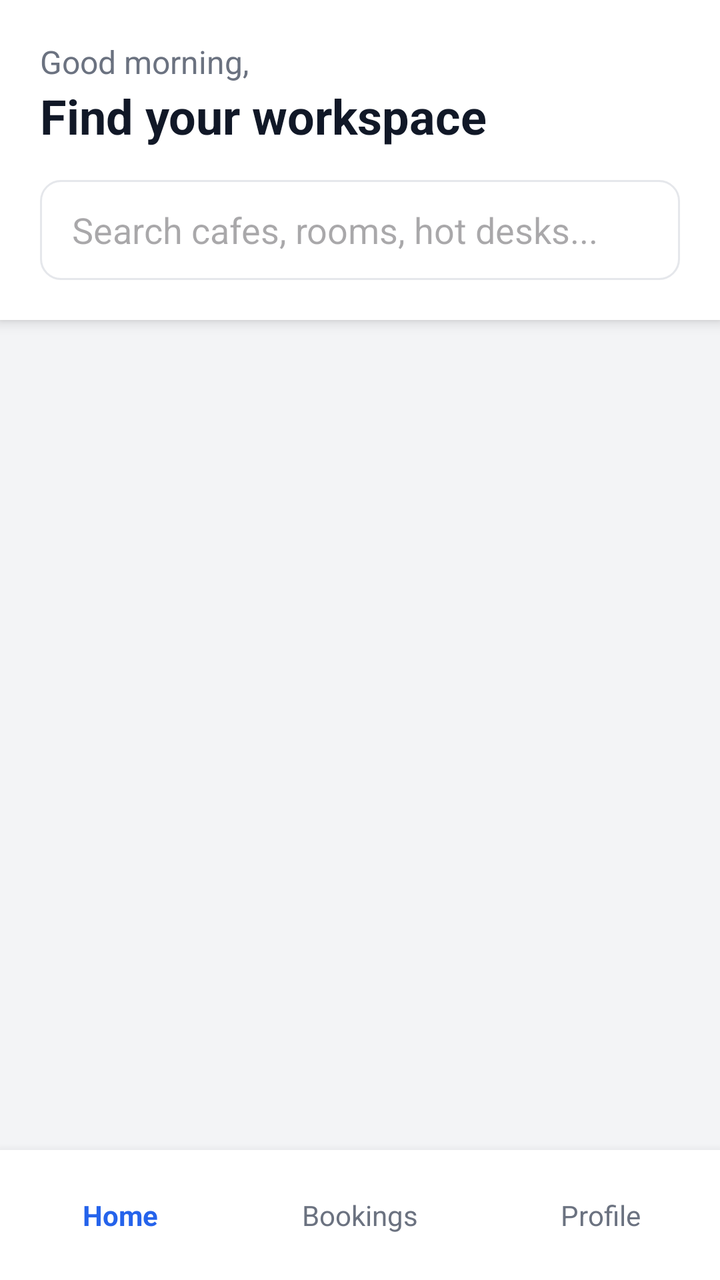
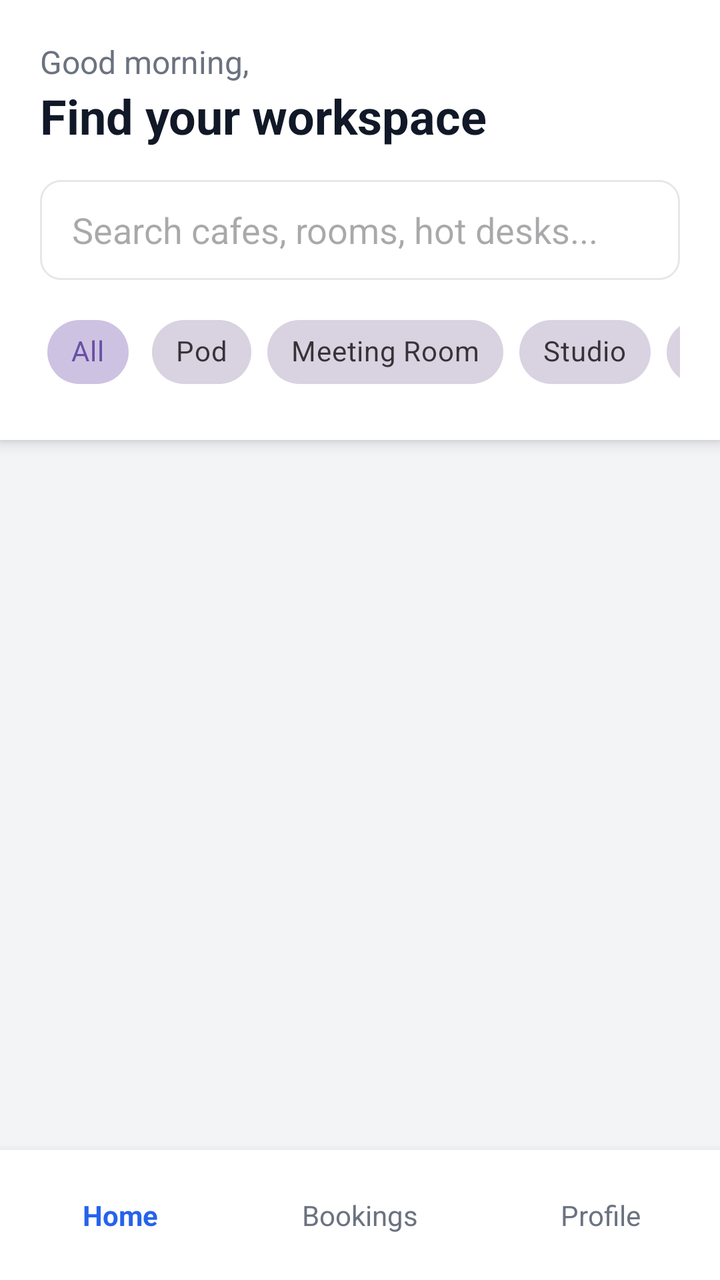

Compare the two renders of this Android layout. The source of the first and the diff that turns it into the second are given below.
<!-- AndroidManifest.xml: application theme Theme.WorkSpaceMobile -->
<!-- res/layout/activity_dashboard.xml -->
<?xml version="1.0" encoding="utf-8"?>
<RelativeLayout xmlns:android="http://schemas.android.com/apk/res/android"
    android:layout_width="match_parent"
    android:layout_height="match_parent"
    android:background="#F3F4F6">

    <LinearLayout
        android:id="@+id/headerLayout"
        android:layout_width="match_parent"
        android:layout_height="wrap_content"
        android:orientation="vertical"
        android:padding="20dp"
        android:background="#FFFFFF"
        android:elevation="4dp">

        <TextView
            android:id="@+id/tvGreeting"
            android:layout_width="wrap_content"
            android:layout_height="wrap_content"
            android:text="Good morning,"
            android:textSize="16sp"
            android:textColor="#6B7280" />

        <TextView
            android:layout_width="wrap_content"
            android:layout_height="wrap_content"
            android:text="Find your workspace"
            android:textSize="24sp"
            android:textStyle="bold"
            android:textColor="#111827"
            android:layout_marginBottom="16dp"/>

        <EditText
            android:id="@+id/etSearch"
            android:layout_width="match_parent"
            android:layout_height="50dp"
            android:background="@drawable/edit_text_bg"
            android:hint="Search cafes, rooms, hot desks..."
            android:paddingStart="16dp"
            android:paddingEnd="16dp"
            android:inputType="text" />
    </LinearLayout>

    <androidx.recyclerview.widget.RecyclerView
        android:id="@+id/rvSpaces"
        android:layout_width="match_parent"
        android:layout_height="match_parent"
        android:layout_below="@id/headerLayout"
        android:layout_above="@id/bottomNav"
        android:padding="8dp"
        android:clipToPadding="false"/>

    <LinearLayout
        android:id="@+id/bottomNav"
        android:layout_width="match_parent"
        android:layout_height="65dp"
        android:layout_alignParentBottom="true"
        android:background="#FFFFFF"
        android:elevation="8dp"
        android:orientation="horizontal"
        android:weightSum="3">

        <TextView
            android:id="@+id/navHome"
            android:layout_width="0dp"
            android:layout_height="match_parent"
            android:layout_weight="1"
            android:gravity="center"
            android:text="Home"
            android:textColor="#2563EB"
            android:textStyle="bold"
            android:clickable="true"
            android:focusable="true"
            android:background="?attr/selectableItemBackground" />

        <TextView
            android:id="@+id/navBookings"
            android:layout_width="0dp"
            android:layout_height="match_parent"
            android:layout_weight="1"
            android:gravity="center"
            android:text="Bookings"
            android:textColor="#6B7280"
            android:clickable="true"
            android:focusable="true"
            android:background="?attr/selectableItemBackground" />

        <TextView
            android:id="@+id/navProfile"
            android:layout_width="0dp"
            android:layout_height="match_parent"
            android:layout_weight="1"
            android:gravity="center"
            android:text="Profile"
            android:textColor="#6B7280"
            android:clickable="true"
            android:focusable="true"
            android:background="?attr/selectableItemBackground" />
    </LinearLayout>

</RelativeLayout>
<!-- resources referenced by this layout -->
<resources>
  <!-- drawable edit_text_bg (drawable) -->
  <?xml version="1.0" encoding="utf-8"?>
  <shape xmlns:android="http://schemas.android.com/apk/res/android"
      android:shape="rectangle">
      <solid android:color="#FFFFFF"/>
      <stroke android:width="1dp" android:color="#E5E7EB"/>
      <corners android:radius="10dp"/>
  </shape>
  <style name="Theme.WorkSpaceMobile" parent="Base.Theme.WorkSpaceMobile" />
  <style name="Base.Theme.WorkSpaceMobile" parent="Theme.Material3.DayNight.NoActionBar">
          
          
      </style>
</resources>

<!-- the commit's change to res/layout/activity_dashboard.xml (unified diff, before → after) -->
@@ -1,5 +1,6 @@
 <?xml version="1.0" encoding="utf-8"?>
 <RelativeLayout xmlns:android="http://schemas.android.com/apk/res/android"
+    xmlns:app="http://schemas.android.com/apk/res-auto"
     android:layout_width="match_parent"
     android:layout_height="match_parent"
     android:background="#F3F4F6">
@@ -39,6 +40,57 @@
             android:paddingStart="16dp"
             android:paddingEnd="16dp"
             android:inputType="text" />
+
+        <HorizontalScrollView
+            android:layout_width="match_parent"
+            android:layout_height="wrap_content"
+            android:scrollbars="none"
+            android:layout_marginTop="12dp">
+
+            <com.google.android.material.chip.ChipGroup
+                android:id="@+id/chipGroupFilters"
+                android:layout_width="wrap_content"
+                android:layout_height="wrap_content"
+                app:singleLine="true"
+                app:singleSelection="true">
+
+                <com.google.android.material.chip.Chip
+                    android:id="@+id/chipAll"
+                    style="@style/Widget.MaterialComponents.Chip.Choice"
+                    android:layout_width="wrap_content"
+                    android:layout_height="wrap_content"
+                    android:text="All"
+                    android:checked="true" />
+
+                <com.google.android.material.chip.Chip
+                    android:id="@+id/chipPod"
+                    style="@style/Widget.MaterialComponents.Chip.Choice"
+                    android:layout_width="wrap_content"
+                    android:layout_height="wrap_content"
+                    android:text="Pod" />
+
+                <com.google.android.material.chip.Chip
+                    android:id="@+id/chipMeetingRoom"
+                    style="@style/Widget.MaterialComponents.Chip.Choice"
+                    android:layout_width="wrap_content"
+                    android:layout_height="wrap_content"
+                    android:text="Meeting Room" />
+
+                <com.google.android.material.chip.Chip
+                    android:id="@+id/chipStudio"
+                    style="@style/Widget.MaterialComponents.Chip.Choice"
+                    android:layout_width="wrap_content"
+                    android:layout_height="wrap_content"
+                    android:text="Studio" />
+
+                <com.google.android.material.chip.Chip
+                    android:id="@+id/chipBoardroom"
+                    style="@style/Widget.MaterialComponents.Chip.Choice"
+                    android:layout_width="wrap_content"
+                    android:layout_height="wrap_content"
+                    android:text="Boardroom" />
+            </com.google.android.material.chip.ChipGroup>
+        </HorizontalScrollView>
     </LinearLayout>
 
     <androidx.recyclerview.widget.RecyclerView
